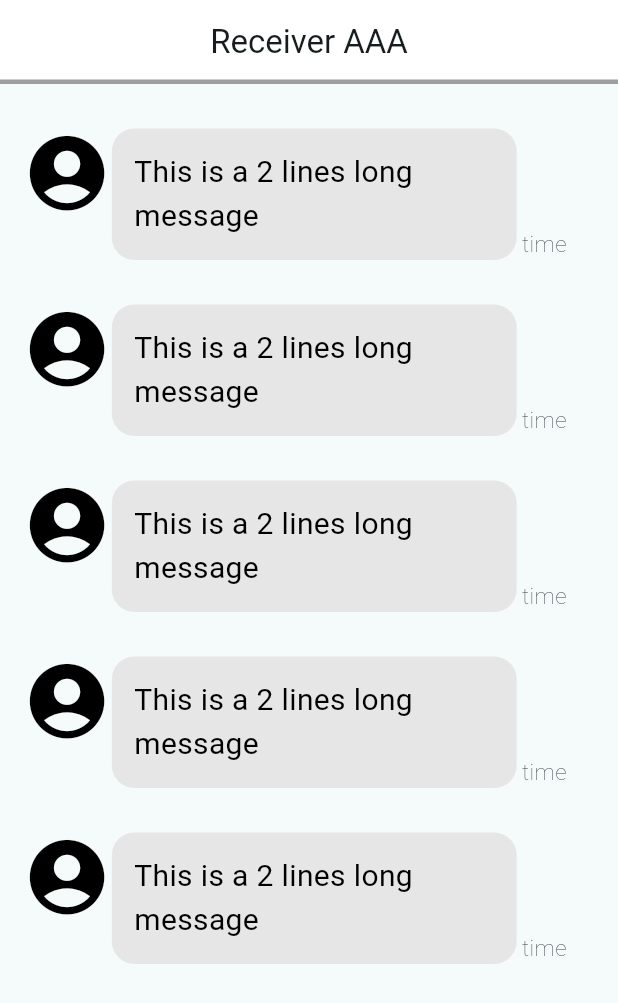
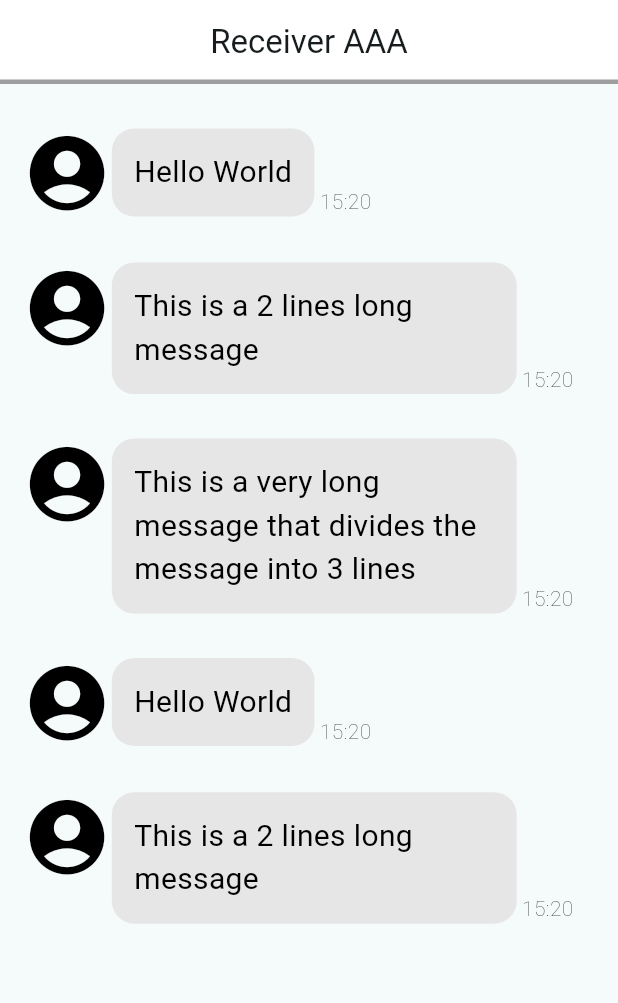
Before and after one commit to HOSHICHEN7267/ITS_chatbot, a Flutter app: the screen it shows after launch, on a phone screen of 412 x 824 dp. Shown: the top 1003 px of the screen. Run offline on Flutter 3.47's test engine with Material 3 defaults, Android fonts, the phone set to English and light mode, and no system bars.

Commit message:
Phase 2-1: Pass the message and time from page to widget

```diff
--- a/lib/components/message_others.dart
+++ b/lib/components/message_others.dart
@@ -1,17 +1,10 @@
 import 'package:flutter/material.dart';
 
 class MessageOthers extends StatelessWidget {
-  final String name;
   final String message;
+  final String time;
 
-  // Test message
-  final messages = [
-    "Hello World",
-    "This is a 2 lines long message",
-    "This is a very long message that divides the message into 3 lines"
-  ];
-
-  MessageOthers({super.key, required this.name, required this.message});
+  const MessageOthers({super.key, required this.message, required this.time});
 
   @override
   Widget build(BuildContext context) {
@@ -48,17 +41,17 @@ class MessageOthers extends StatelessWidget {
                             Radius.circular(15.0),
                           ),
                         ),
-                        child: Text(messages[1],
+                        child: Text(message,
                             style: const TextStyle(
                                 color: Colors.black, fontSize: 20.0)),
                       ),
                     ],
                   ),
                   const SizedBox(width: 3.5,),
-                  const Text("time",
+                  Text(time,
                       textAlign: TextAlign.end,
-                      style: TextStyle(
-                          fontSize: 15.0, fontWeight: FontWeight.w100)),
+                      style: const TextStyle(
+                          fontSize: 14.0, fontWeight: FontWeight.w200)),
                 ],
               ),
             ]));
--- a/lib/pages/chat_page.dart
+++ b/lib/pages/chat_page.dart
@@ -11,6 +11,14 @@ class ChatPage extends StatefulWidget {
 }
 
 class _ChatPageState extends State<ChatPage> {
+
+  // Test message
+  final messages = [
+    "Hello World",
+    "This is a 2 lines long message",
+    "This is a very long message that divides the message into 3 lines"
+  ];
+
   @override
   Widget build(BuildContext context) {
 
@@ -31,11 +39,11 @@ class _ChatPageState extends State<ChatPage> {
             SizedBox(
               height: screenWidth * 0.036,
             ),
-            MessageOthers(name: "Antony", message: "Hello World"),
-            MessageOthers(name: "Antony", message: "Hello World"),
-            MessageOthers(name: "Antony", message: "Hello World"),
-            MessageOthers(name: "Antony", message: "Hello World"),
-            MessageOthers(name: "Antony", message: "Hello World")
+            MessageOthers(message: messages[0], time: "15:20"),
+            MessageOthers(message: messages[1], time: "15:20"),
+            MessageOthers(message: messages[2], time: "15:20"),
+            MessageOthers(message: messages[0], time: "15:20"),
+            MessageOthers(message: messages[1], time: "15:20")
           ],
         ),
       ),
```
